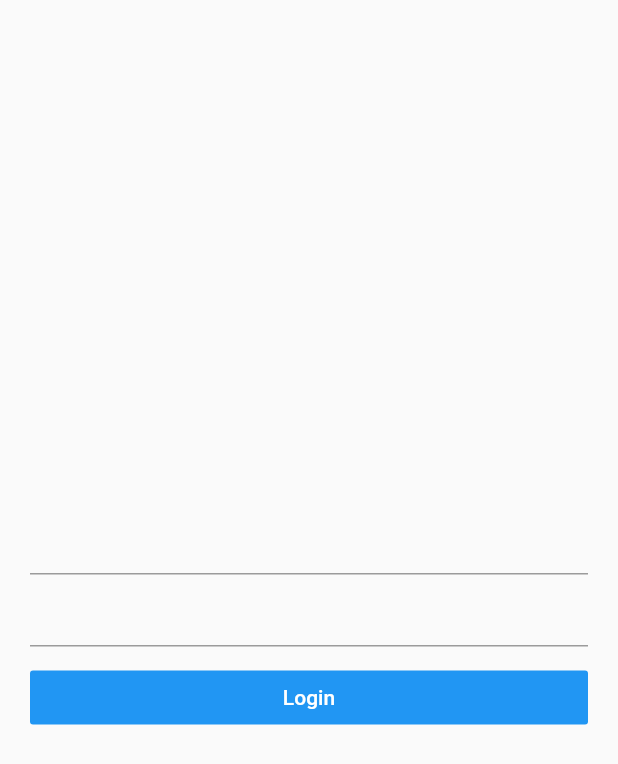
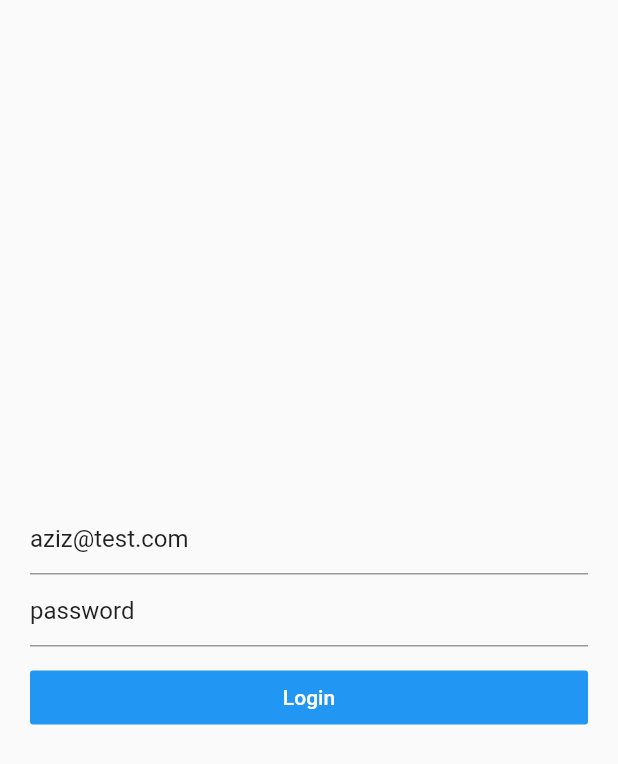
Before and after one commit to alzaabi98/flutter_auth_sanctum, a Flutter app: the screen it shows after launch, in the side drawer, after a tap on "Login", on a phone screen of 412 x 824 dp. Shown: the top 764 px of the screen. Run offline on Flutter 3.47's test engine with Material 2 defaults, Android fonts, the phone set to English and light mode, and no system bars; our stand-ins replace dio.

Commit message:
install dio package

```diff
--- a/lib/screens/login_screen.dart
+++ b/lib/screens/login_screen.dart
@@ -14,7 +14,8 @@ class _LoginScreenState extends State<LoginScreen> {
 
   @override
   void initState() {
-    // TODO: implement initState
+    _emailController.text = 'aziz@test.com';
+    _passwordController.text = 'password';
     super.initState();
   }
 
--- a/pubspec.yaml
+++ b/pubspec.yaml
@@ -15,6 +15,7 @@ dependencies:
     sdk: flutter
   cupertino_icons: ^1.0.0
   provider: ^4.3.2+3
+  dio: ^3.0.10
 
 dev_dependencies:
   flutter_test:
```
Also changed, not shown: lib/services/auth.dart (+14 -3 lines), lib/services/dio.dart (added, +15 -0 lines), pubspec.lock.
